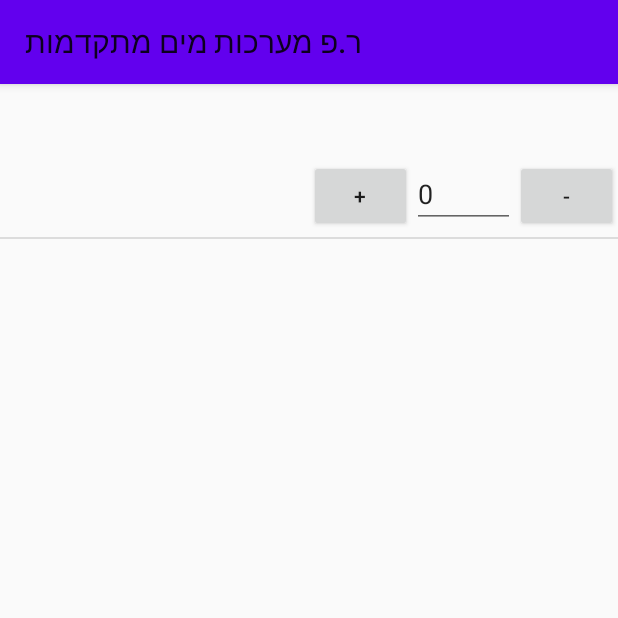
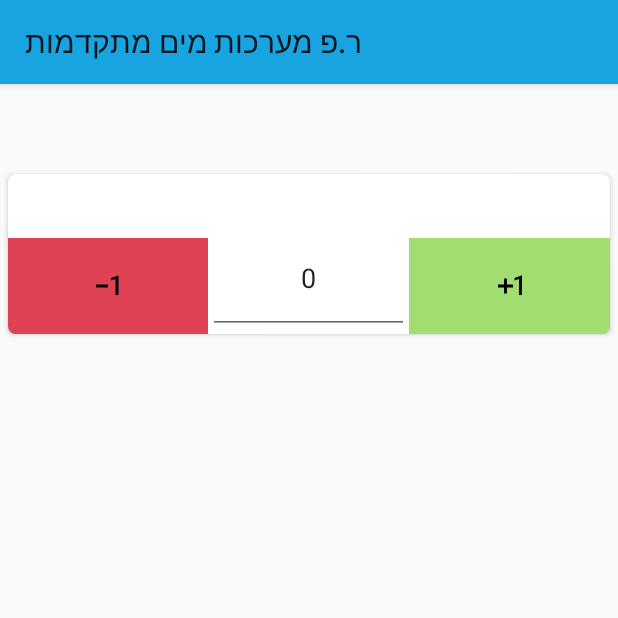
Before and after one commit to yuvalta/RPStock, an Android app: the fragment ItemsListFragment placed in its activity, on a phone screen of 412 x 824 dp, the top half of it. Run offline under Robolectric (Android 15) with nearby library versions, the phone set to English and light mode, and no system bars; our stand-ins replace Firebase (no records; nobody signed in at launch, a user with empty details on screens opened directly); 4 statements that could not run were skipped.

Commit message:
started desing

```diff
--- a/app/src/main/java/com/example/rpstock/Activities/MainActivity.java
+++ b/app/src/main/java/com/example/rpstock/Activities/MainActivity.java
@@ -79,6 +79,7 @@ public class MainActivity extends AppCompatActivity {
 
                 if (dataSnapshot != null) {
                     currentEmployeeUser = dataSnapshot.getValue(Employee.class);
+                    currentEmployeeUser.setID(dataSnapshot.getKey());
                     userNameTV.setText("Hi " + currentEmployeeUser.getName());
                 } else {
                     currentEmployeeUser = new Employee();
--- a/app/src/main/java/com/example/rpstock/Adapters/UserStockListAdapter.java
+++ b/app/src/main/java/com/example/rpstock/Adapters/UserStockListAdapter.java
@@ -12,19 +12,28 @@ import android.widget.Toast;
 import androidx.annotation.NonNull;
 import androidx.recyclerview.widget.RecyclerView;
 
+import com.example.rpstock.Objects.Employee;
 import com.example.rpstock.Objects.Item;
 import com.example.rpstock.R;
+import com.google.firebase.database.DataSnapshot;
+import com.google.firebase.database.DatabaseError;
+import com.google.firebase.database.DatabaseReference;
+import com.google.firebase.database.ValueEventListener;
 
 import java.util.ArrayList;
 import java.util.Collections;
 
+import static com.google.firebase.database.FirebaseDatabase.getInstance;
+
 public class UserStockListAdapter extends RecyclerView.Adapter<UserStockListAdapter.MyViewHolder> {
 
     ArrayList<Item> listItems = new ArrayList<Item>();
+    private Employee employee;
 
-    public UserStockListAdapter(ArrayList<Item> employeeArrayList) {
-        Collections.reverse(employeeArrayList);
-        listItems = employeeArrayList;
+    public UserStockListAdapter(ArrayList<Item> itemArrayList, Employee _employee) {
+        Collections.reverse(itemArrayList);
+        listItems = itemArrayList;
+        employee = _employee;
     }
 
     @NonNull
@@ -33,7 +42,7 @@ public class UserStockListAdapter extends RecyclerView.Adapter<UserStockListAdap
         LayoutInflater layoutInflater = LayoutInflater.from(parent.getContext());
         View listItem = layoutInflater.inflate(R.layout.stock_item, parent, false);
 
-        UserStockListAdapter.MyViewHolder vh = new UserStockListAdapter.MyViewHolder(listItem);
+        UserStockListAdapter.MyViewHolder vh = new UserStockListAdapter.MyViewHolder(listItem, employee);
         return vh;
     }
 
@@ -53,32 +62,39 @@ public class UserStockListAdapter extends RecyclerView.Adapter<UserStockListAdap
 
     public static class MyViewHolder extends RecyclerView.ViewHolder {
 
+        private static final int TYPE_INCR = 0;
+        private static final int TYPE_DECR = 1;
+        private static final int TYPE_REPLACE_VALUE = 2;
         public TextView name, password, email, phone;
         public ImageButton options;
-        private Button increaseAmount;
-        private Button decreaseAmount;
+        private ImageButton increaseAmount;
+        private ImageButton decreaseAmount;
+        private Employee employeeInner;
+        private EditText amountOfItem;
         private TextView itemName;
 
-        public MyViewHolder(View view) {
+        public MyViewHolder(View view, Employee employee) {
             super(view);
             name = view.findViewById(R.id.name);
             email = view.findViewById(R.id.item_diameter);
             password = view.findViewById(R.id.item_kind);
             phone = view.findViewById(R.id.item_amount);
+
+            employeeInner = employee;
         }
 
         public void bind(final Item item, final int position) {
 
-            TextView text = itemView.findViewById(R.id.name_of_item);
-            text.setText(item.getName());
-            EditText amount = itemView.findViewById(R.id.amount);
-            amount.setText(String.valueOf(item.getAmount()));
+            itemName = itemView.findViewById(R.id.name_of_item);
+            itemName.setText(item.getName());
+            amountOfItem = itemView.findViewById(R.id.amount);
+            amountOfItem.setText(String.valueOf(item.getAmount()));
 
             increaseAmount = itemView.findViewById(R.id.increase_amount);
             increaseAmount.setOnClickListener(new View.OnClickListener() {
                 @Override
                 public void onClick(View v) {
-                    Toast.makeText(v.getContext(), "+1", Toast.LENGTH_SHORT).show();
+                    changeAmountByValue(item, 1, TYPE_INCR);
                 }
             });
 
@@ -86,10 +102,47 @@ public class UserStockListAdapter extends RecyclerView.Adapter<UserStockListAdap
             decreaseAmount.setOnClickListener(new View.OnClickListener() {
                 @Override
                 public void onClick(View v) {
-                    Toast.makeText(v.getContext(), "-1", Toast.LENGTH_SHORT).show();
+                    changeAmountByValue(item, -1, TYPE_DECR);
                 }
             });
-            itemName = itemView.findViewById(R.id.name_of_item);
+
+            amountOfItem.setOnFocusChangeListener(new View.OnFocusChangeListener() {
+                @Override
+                public void onFocusChange(View v, boolean hasFocus) {
+                    changeAmountByValue(item, Integer.parseInt(amountOfItem.getText().toString()), TYPE_REPLACE_VALUE);
+                }
+            });
+        }
+
+        private void changeAmountByValue(Item item, final int i, final int type) {
+
+            DatabaseReference mDatabase = getInstance().getReference();
+
+            try {
+                mDatabase.child("users").child(employeeInner.getID()).child("items").child(item.getID()).child("amount")
+                        .addListenerForSingleValueEvent(new ValueEventListener() {
+                            @Override
+                            public void onDataChange(@NonNull DataSnapshot dataSnapshot) {
+                                long value;
+                                if (type == TYPE_INCR || type == TYPE_DECR) {
+                                    value = (long) dataSnapshot.getValue();
+                                    value = value + i;
+                                    dataSnapshot.getRef().setValue(value);
+                                } else {
+                                    value = i;
+                                    dataSnapshot.getRef().setValue(value);
+                                }
+                                amountOfItem.setText(String.valueOf(value));
+                            }
+
+                            @Override
+                            public void onCancelled(@NonNull DatabaseError databaseError) {
+
+                            }
+                        });
+            } catch (Exception e) {
+                Toast.makeText(itemView.getContext(), "שגיאה, נסה שנית", Toast.LENGTH_SHORT).show();
         }
     }
 }
+}
--- a/app/src/main/java/com/example/rpstock/Fragments/ItemsListFragment.java
+++ b/app/src/main/java/com/example/rpstock/Fragments/ItemsListFragment.java
@@ -121,6 +121,7 @@ public class ItemsListFragment extends Fragment {
             Item item = new Item();
             item.setAmount(entry.getValue().getAmount());
             item.setName(entry.getValue().getName());
+            item.setID(entry.getKey());
             items.add(item);
         }
     }
@@ -133,12 +134,8 @@ public class ItemsListFragment extends Fragment {
         }
         employessList.setLayoutManager(layoutManager);
 
-        DividerItemDecoration dividerItemDecoration = new DividerItemDecoration(employessList.getContext(),
-                DividerItemDecoration.VERTICAL);
-        employessList.addItemDecoration(dividerItemDecoration);
-
         if (mAdapter == null) {
-            mAdapter = new UserStockListAdapter(items);
+            mAdapter = new UserStockListAdapter(items, employee);
         }
         employessList.setAdapter(mAdapter);
     }
--- a/app/src/main/java/com/example/rpstock/UserStockDialog.java
+++ b/app/src/main/java/com/example/rpstock/UserStockDialog.java
@@ -74,7 +74,7 @@ public class UserStockDialog extends Dialog {
         listView.addItemDecoration(dividerItemDecoration);
 
         if (mAdapter == null) {
-            mAdapter = new UserStockListAdapter(listItems);
+//            mAdapter = new UserStockListAdapter(listItems);
         }
         listView.setAdapter(mAdapter);
     }
--- /dev/null
+++ b/app/src/main/res/drawable/neg_1.xml
@@ -0,0 +1,9 @@
+<vector xmlns:android="http://schemas.android.com/apk/res/android"
+        android:width="24dp"
+        android:height="24dp"
+        android:viewportWidth="24.0"
+        android:viewportHeight="24.0">
+    <path
+        android:fillColor="#FF000000"
+        android:pathData="M4,11v2h8v-2L4,11zM19,18h-2L17,7.38L14,8.4L14,6.7L18.7,5h0.3v13z"/>
+</vector>
--- /dev/null
+++ b/app/src/main/res/drawable/plus_1.xml
@@ -0,0 +1,9 @@
+<vector xmlns:android="http://schemas.android.com/apk/res/android"
+        android:width="24dp"
+        android:height="24dp"
+        android:viewportWidth="24.0"
+        android:viewportHeight="24.0">
+    <path
+        android:fillColor="#FF000000"
+        android:pathData="M10,7L8,7v4L4,11v2h4v4h2v-4h4v-2h-4L10,7zM20,18h-2L18,7.38L15,8.4L15,6.7L19.7,5h0.3v13z"/>
+</vector>
--- a/app/src/main/res/layout/activity_main.xml
+++ b/app/src/main/res/layout/activity_main.xml
@@ -24,15 +24,17 @@
             app:popupTheme="@style/ThemeOverlay.AppCompat.Light" />
 
         <TextView
+            android:layout_centerVertical="true"
             android:layout_below="@id/my_toolbar"
             android:id="@+id/user_name"
             android:layout_width="match_parent"
             android:layout_height="wrap_content"
-            android:layout_marginHorizontal="20dp"
-            android:textSize="20sp" />
+            android:layout_marginVertical="10dp"
+            android:layout_marginStart="10dp"
+            android:textSize="22sp" />
 
         <FrameLayout
-            android:layout_marginTop="20dp"
+            android:layout_marginTop="5dp"
             android:id="@+id/fragment_frame"
             android:layout_width="match_parent"
             android:layout_height="match_parent"
@@ -44,6 +46,7 @@
         <!--        android:id="@+id/drawerLayout">-->
 
     </RelativeLayout>
+
     <com.google.android.material.navigation.NavigationView
         android:id="@+id/navigation"
         android:layout_width="wrap_content"
--- a/app/src/main/res/layout/employee_item.xml
+++ b/app/src/main/res/layout/employee_item.xml
@@ -6,6 +6,7 @@
     android:layout_width="match_parent"
     android:elevation="8dp"
     app:cardCornerRadius="5dp"
+    app:cardBackgroundColor="@color/colorAccent"
     android:layout_marginVertical="5dp"
     android:layout_height="?android:attr/listPreferredItemHeightLarge">
 
--- a/app/src/main/res/layout/employee_item_items.xml
+++ b/app/src/main/res/layout/employee_item_items.xml
@@ -5,6 +5,7 @@
     android:id="@+id/relativeLayout"
     android:layout_width="match_parent"
     android:elevation="10dp"
+    app:cardBackgroundColor="@color/colorAccent"
     android:layout_margin="10dp"
     app:cardCornerRadius="5dp"
     app:cardElevation="8dp"
--- a/app/src/main/res/layout/item_item.xml
+++ b/app/src/main/res/layout/item_item.xml
@@ -6,6 +6,7 @@
     android:layout_width="match_parent"
     android:elevation="8dp"
     app:cardCornerRadius="5dp"
+    app:cardBackgroundColor="@color/colorAccent"
     android:layout_marginVertical="5dp"
     android:layout_height="?android:attr/listPreferredItemHeightLarge">
 
--- a/app/src/main/res/layout/stock_item.xml
+++ b/app/src/main/res/layout/stock_item.xml
@@ -1,43 +1,67 @@
 <?xml version="1.0" encoding="utf-8"?>
-<androidx.constraintlayout.widget.ConstraintLayout xmlns:android="http://schemas.android.com/apk/res/android"
+<androidx.cardview.widget.CardView xmlns:android="http://schemas.android.com/apk/res/android"
     android:layout_width="match_parent"
     android:layout_height="wrap_content"
-    android:layout_marginVertical="3dp"
+    android:layout_marginHorizontal="5dp"
+    android:layout_marginBottom="10dp"
+    android:layout_marginTop="10dp"
+    android:layout_marginVertical="5dp"
+    android:background="@color/colorAccent"
+    app:cardCornerRadius="5dp"
+    android:elevation="8dp"
     xmlns:app="http://schemas.android.com/apk/res-auto">
 
-    <TextView
-        app:layout_constraintStart_toStartOf="parent"
-        app:layout_constraintEnd_toStartOf="@id/increase_amount"
-        app:layout_constraintHorizontal_weight="3"
-        android:layout_width="0dp"
-        android:layout_height="match_parent"
-        android:id="@+id/name_of_item" />
+    <LinearLayout
+        android:layout_width="match_parent"
+        android:layout_height="wrap_content"
+        android:orientation="vertical">
 
-    <Button
-        android:text="+"
-        app:layout_constraintStart_toEndOf="@id/name_of_item"
-        app:layout_constraintEnd_toStartOf="@id/amount"
-        app:layout_constraintHorizontal_weight="1"
-        android:layout_width="0dp"
-        android:layout_height="match_parent"
-        android:id="@+id/increase_amount" />
+        <TextView
+            android:text="Item"
+            android:layout_marginHorizontal="5dp"
+            android:layout_marginTop="5dp"
+            android:textStyle="bold"
+            android:textSize="20sp"
+            android:gravity="center_vertical"
+            android:layout_width="match_parent"
+            android:layout_height="match_parent"
+            android:id="@+id/name_of_item" />
 
-    <EditText
-        app:layout_constraintStart_toEndOf="@id/increase_amount"
-        app:layout_constraintEnd_toStartOf="@id/decrease_amount"
-        android:clickable="false"
-        app:layout_constraintHorizontal_weight="1"
-        android:layout_width="0dp"
-        android:layout_height="match_parent"
-        android:id="@+id/amount" />
+        <LinearLayout
+            android:orientation="horizontal"
+            android:layout_width="match_parent"
+            android:layout_height="wrap_content">
 
-    <Button
-        android:text="-"
-        app:layout_constraintStart_toEndOf="@id/amount"
-        app:layout_constraintEnd_toEndOf="parent"
-        app:layout_constraintHorizontal_weight="1"
-        android:layout_width="0dp"
-        android:layout_height="match_parent"
-        android:id="@+id/decrease_amount" />
+            <ImageButton
+                android:paddingVertical="20dp"
+                android:background="@color/red"
+                android:src="@drawable/neg_1"
+                android:layout_marginTop="10dp"
+                android:layout_weight="1"
+                android:layout_width="0dp"
+                android:layout_height="match_parent"
+                android:id="@+id/decrease_amount" />
 
-</androidx.constraintlayout.widget.ConstraintLayout>
+            <EditText
+
+                android:textAlignment="center"
+                android:textSize="18sp"
+                android:inputType="numberDecimal"
+                android:layout_width="0dp"
+                android:layout_weight="1"
+                android:layout_height="match_parent"
+                android:id="@+id/amount" />
+
+            <ImageButton
+                android:paddingVertical="20dp"
+                android:layout_marginTop="10dp"
+                android:background="@color/green"
+                android:src="@drawable/plus_1"
+                android:layout_weight="1"
+                android:layout_width="0dp"
+                android:layout_height="match_parent"
+                android:id="@+id/increase_amount" />
+        </LinearLayout>
+    </LinearLayout>
+
+</androidx.cardview.widget.CardView>
--- a/app/src/main/res/menu/admin_menu.xml
+++ b/app/src/main/res/menu/admin_menu.xml
@@ -1,6 +1,8 @@
 <?xml version="1.0" encoding="utf-8"?>
-<menu xmlns:android="http://schemas.android.com/apk/res/android">
-
+<menu xmlns:android="http://schemas.android.com/apk/res/android"
+    android:gravity="start"
+    android:layoutDirection="rtl"
+    android:layout_gravity="start">
 
     <item
         android:title="@string/home"
--- a/app/src/main/res/values/colors.xml
+++ b/app/src/main/res/values/colors.xml
@@ -1,6 +1,9 @@
 <?xml version="1.0" encoding="utf-8"?>
 <resources>
-    <color name="colorPrimary">#6200EE</color>
-    <color name="colorPrimaryDark">#3700B3</color>
-    <color name="colorAccent">#03DAC5</color>
+    <color name="colorPrimaryDark">#043353</color>
+    <color name="colorPrimary">#18a4e0</color>
+    <color name="colorAccentDark">#faf8f0</color>
+    <color name="colorAccent">#d3dde6</color>
+    <color name="green">#a1dd70</color>
+    <color name="red">#e04255</color>
 </resources>
```
Also changed, not shown: app/src/main/AndroidManifest.xml (+7 -2 lines), app/src/main/res/drawable/add.xml (added, +9 -0 lines), app/src/main/res/values/strings.xml (+20 -21 lines). Lines whose indentation alone changed are shown as unchanged.
